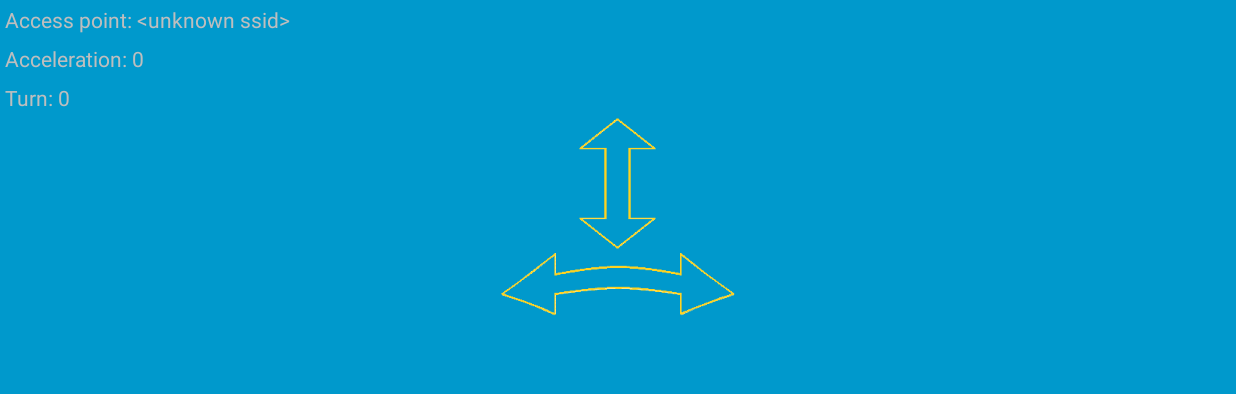
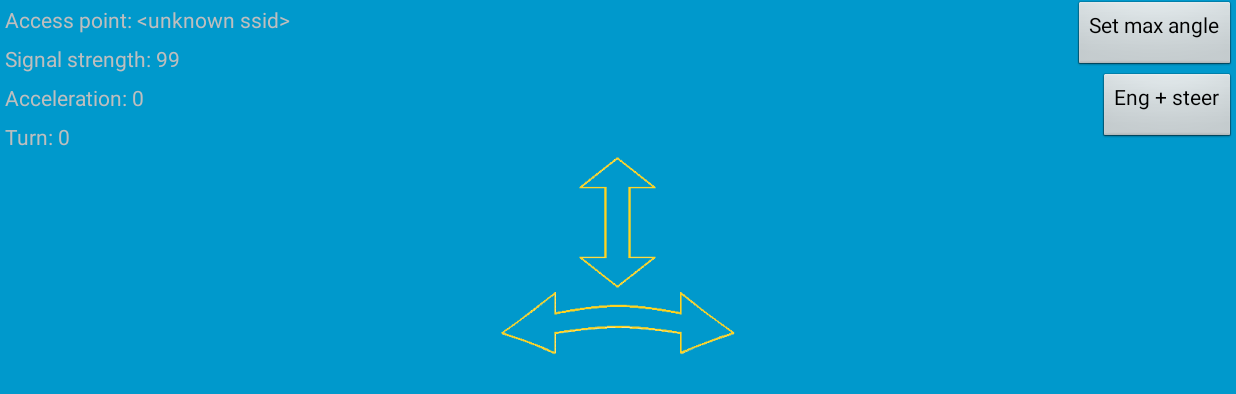
Before and after one commit to mlaitinen/rcpi_android, an Android app: the screen it shows after launch (TiltTouchActivity), on a phone screen of 824 x 412 dp (held sideways). Shown: the top 394 px of the screen. Run offline under Robolectric (Android 15) with nearby library versions, the phone set to English and light mode, and no system bars; 1 statement that could not run was skipped.

Commit message:
Wifi signal is now visible. Maximum steering angle can be set. Engine and steering can be disabled.

```diff
--- a/UDPCarController/src/main/AndroidManifest.xml
+++ b/UDPCarController/src/main/AndroidManifest.xml
@@ -28,7 +28,7 @@
 
     </application>
 
-    <!-- To get the access point IP. -->
+    <!-- To get the access point IP and monitor the signal strength. -->
     <uses-permission android:name="android.permission.ACCESS_WIFI_STATE" />
 
     <!-- To send UDP packets. -->
--- a/UDPCarController/src/main/java/fi/ninjaware/udpcarcontroller/TiltTouchActivity.java
+++ b/UDPCarController/src/main/java/fi/ninjaware/udpcarcontroller/TiltTouchActivity.java
@@ -1,26 +1,33 @@
 package fi.ninjaware.udpcarcontroller;
 
 import android.app.Activity;
-import android.content.res.Resources;
-import android.graphics.Canvas;
-import android.graphics.drawable.Drawable;
-import android.graphics.drawable.GradientDrawable;
-import android.graphics.drawable.LayerDrawable;
 import android.hardware.Sensor;
 import android.hardware.SensorEvent;
 import android.hardware.SensorEventListener;
 import android.hardware.SensorManager;
+import android.net.wifi.WifiInfo;
 import android.net.wifi.WifiManager;
 import android.os.Bundle;
 import android.util.DisplayMetrics;
-import android.util.Log;
 import android.view.MotionEvent;
-import android.widget.ImageView;
-import android.widget.SeekBar;
+import android.view.View;
+import android.widget.Button;
 import android.widget.TextView;
+import android.widget.Toast;
+
+import java.util.concurrent.Executors;
+import java.util.concurrent.ScheduledExecutorService;
+import java.util.concurrent.ScheduledFuture;
+import java.util.concurrent.TimeUnit;
 
 
 public class TiltTouchActivity extends Activity implements SensorEventListener {
+
+    private enum ControlMode {
+        BOTH,
+        STEERING,
+        ENGINE
+    }
 
     private static final String TAG = TiltTouchActivity.class.getName();
 
@@ -38,6 +45,8 @@ public class TiltTouchActivity extends Activity implements SensorEventListener {
 
     private byte previousTurn = 0;
 
+    private float previousPitch = 0.0f;
+
     private byte previousAccel = 0;
 
     private ArrowImageView mImageAccel;
@@ -50,11 +59,53 @@ public class TiltTouchActivity extends Activity implements SensorEventListener {
 
     private TextView mTextTurn;
 
+    private ScheduledFuture<?> wifiSignalSchedule;
+
+    private ControlMode currentControlMode = ControlMode.BOTH;
+
     @Override
     protected void onCreate(Bundle savedInstanceState) {
         super.onCreate(savedInstanceState);
 
         setContentView(R.layout.activity_accel);
+
+        ((Button) findViewById(R.id.button_max_angle)).setOnClickListener(new View.OnClickListener() {
+            @Override
+            public void onClick(View view) {
+                float pitch = Math.abs(previousPitch);
+                angleFactor = 100 / pitch;
+
+                Toast.makeText(TiltTouchActivity.this, String.format("Max angle: %.2f", pitch),
+                        Toast.LENGTH_SHORT).show();
+            }
+        });
+
+        final Button controlButton = ((Button) findViewById(R.id.button_controls_enabled));
+        controlButton.setOnClickListener(new View.OnClickListener() {
+            @Override
+            public void onClick(View view) {
+                /* Cycle:
+                    1. Engine + steering
+                    2. Steering
+                    3. Engine
+                    */
+
+                switch(currentControlMode) {
+                    case BOTH:
+                        currentControlMode = ControlMode.STEERING;
+                        controlButton.setText("Steering");
+                        break;
+                    case STEERING:
+                        currentControlMode = ControlMode.ENGINE;
+                        controlButton.setText("Engine");
+                        break;
+                    case ENGINE:
+                        currentControlMode = ControlMode.BOTH;
+                        controlButton.setText("Eng + steer");
+                        break;
+                }
+            }
+        });
     }
 
     @Override
@@ -62,11 +113,30 @@ public class TiltTouchActivity extends Activity implements SensorEventListener {
         super.onStart();
 
         // Get the wifi manager.
-        WifiManager wm = (WifiManager) getSystemService(WIFI_SERVICE);
+        final WifiManager wm = (WifiManager) getSystemService(WIFI_SERVICE);
 
-        // Fill in the access point name.
-        ((TextView) findViewById(R.id.text_accesspoint)).setText(
-                "Access point: " + wm.getConnectionInfo().getSSID());
+        // Check the wifi signal strength every second
+        ScheduledExecutorService wifiSignalService = Executors.newSingleThreadScheduledExecutor();
+        wifiSignalSchedule = wifiSignalService.scheduleAtFixedRate(new Runnable() {
+            @Override
+            public void run() {
+                runOnUiThread(new Runnable() {
+                    @Override
+                    public void run() {
+                        WifiInfo info = wm.getConnectionInfo();
+                        int strength = WifiManager.calculateSignalLevel(info.getRssi(), 100);
+                        String strengthStr = String.format("Signal strength: %d", strength);
+
+                        // Fill in the signal strength.
+                        ((TextView) findViewById(R.id.text_signal_strength)).setText(strengthStr);
+
+                        // Fill in the access point name.
+                        ((TextView) findViewById(R.id.text_accesspoint)).setText(
+                                "Access point: " + info.getSSID());
+                    }
+                });
+            }
+        }, 0, 1, TimeUnit.SECONDS);
 
         // Create a new UDP message dispatcher.
         mDispatcher = new MessageDispatcher(wm);
@@ -91,6 +161,7 @@ public class TiltTouchActivity extends Activity implements SensorEventListener {
     protected void onStop() {
         super.onStop();
         mDispatcher.close();
+        wifiSignalSchedule.cancel(false);
     }
 
 
@@ -101,6 +172,10 @@ public class TiltTouchActivity extends Activity implements SensorEventListener {
 
     @Override
     public boolean onTouchEvent(MotionEvent event) {
+
+        if(currentControlMode.equals(ControlMode.STEERING)) {
+            return true;
+        }
 
         int pointerId = event.getPointerId(0);
         if(mPointerId != -1 && pointerId != mPointerId) {
@@ -156,6 +231,10 @@ public class TiltTouchActivity extends Activity implements SensorEventListener {
     @Override
     public void onSensorChanged(SensorEvent event) {
 
+        if(currentControlMode == ControlMode.ENGINE) {
+            return;
+        }
+
         if (event.sensor.getType() == Sensor.TYPE_ACCELEROMETER) {
             mGravity = event.values.clone();
         }
@@ -172,11 +251,12 @@ public class TiltTouchActivity extends Activity implements SensorEventListener {
             SensorManager.getOrientation(R, orientation);
 
             byte turn = convertPitchToTurn(orientation[1]);
+            previousPitch = orientation[1];
             if(turn != previousTurn) {
 
                 mDispatcher.sendMessage(new ControlEvent(ControlType.TURN, turn));
 
-                mTextTurn.setText(String.format("Turn: %d", turn));
+                mTextTurn.setText(String.format("Steering: %d", turn));
                 mImageTurn.setMagnitude(turn);
                 mImageTurn.invalidate();
 
@@ -185,8 +265,10 @@ public class TiltTouchActivity extends Activity implements SensorEventListener {
         }
     }
 
+    private float angleFactor = 150.0f;
+
     private byte convertPitchToTurn(float rawPitch) {
-        int turn = Math.round(rawPitch*150.0f);
+        int turn = Math.round(rawPitch* angleFactor);
 
         if(turn > 100) turn = 100;
         else if(turn < -100) turn = -100;
--- a/UDPCarController/src/main/res/layout/activity_accel.xml
+++ b/UDPCarController/src/main/res/layout/activity_accel.xml
@@ -8,12 +8,29 @@
     android:orientation="vertical"
     tools:context=".TiltTouchActivity">
 
+    <RelativeLayout
+        android:layout_width="match_parent"
+        android:layout_height="wrap_content">
+
+        <LinearLayout
+            android:layout_width="wrap_content"
+            android:layout_height="wrap_content"
+            android:layout_alignParentLeft="true"
+            android:orientation="vertical">
+
             <TextView
                 android:id="@+id/text_accesspoint"
                 android:layout_height="wrap_content"
                 android:layout_width="wrap_content"
                 android:layout_margin="3dp"
                 android:text="Access point: ?"/>
+
+            <TextView
+                android:id="@+id/text_signal_strength"
+                android:layout_height="wrap_content"
+                android:layout_width="wrap_content"
+                android:layout_margin="3dp"
+                android:text="Signal strength: ?"/>
 
             <TextView
                 android:id="@+id/text_accel"
@@ -28,6 +45,33 @@
                 android:layout_width="wrap_content"
                 android:layout_margin="3dp"
                 android:text="Turn: 0"/>
+
+            </LinearLayout>
+
+        <LinearLayout
+            android:layout_width="wrap_content"
+            android:layout_height="wrap_content"
+            android:layout_alignParentRight="true"
+            android:orientation="vertical">
+            <Button
+                android:id="@+id/button_max_angle"
+                android:layout_width="wrap_content"
+                android:layout_height="wrap_content"
+                android:text="Set max angle"
+                android:gravity="right"/>
+            <Button
+                android:id="@+id/button_controls_enabled"
+                android:layout_width="wrap_content"
+                android:layout_height="wrap_content"
+                android:layout_gravity="right"
+                android:text="Eng + steer"
+                android:gravity="right"/>
+        </LinearLayout>
+
+    </RelativeLayout>
+
+
+
 
     <fi.ninjaware.udpcarcontroller.ArrowImageView
         android:id="@+id/image_accel"
```
Also changed, not shown: 2 other files. Lines whose indentation alone changed are shown as unchanged.
